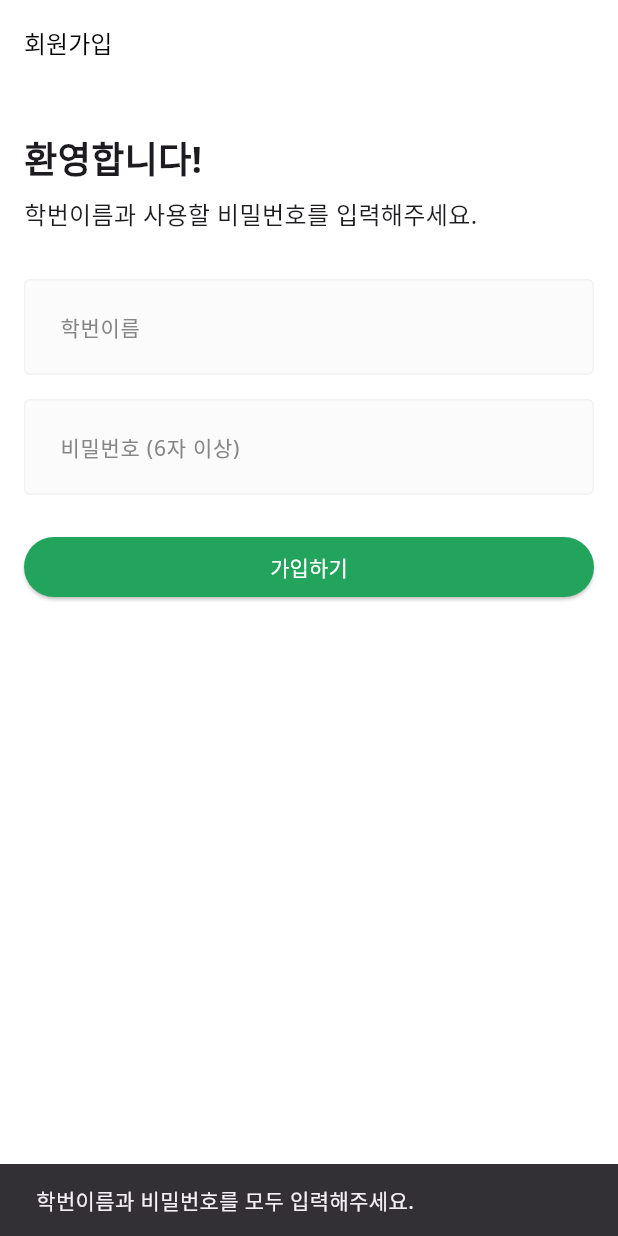
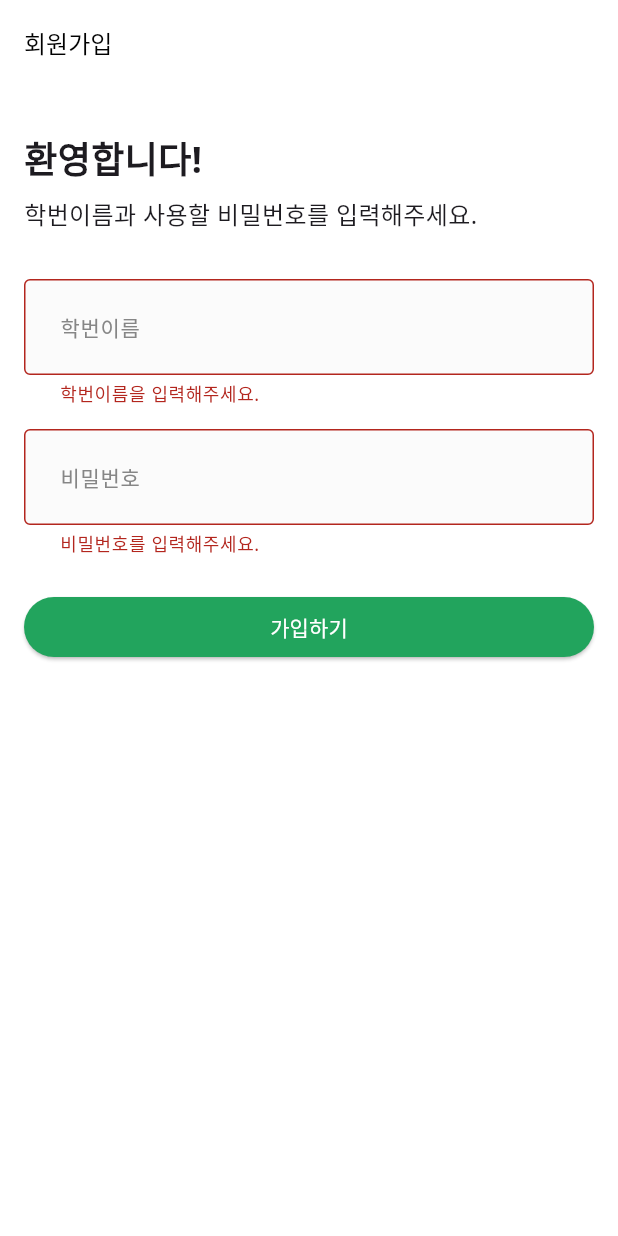
Before and after one commit to kimjuho913-master/ourclasscalendar, a Flutter app: the RegisterScreen widget shown alone on an empty page, opened directly, after a tap on "가입하기", on a phone screen of 412 x 824 dp. Run offline on Flutter 3.47's test engine with Material 3 defaults, Android fonts, the phone set to English and light mode, and no system bars; our stand-ins replace cloud_firestore, firebase_auth, firebase_core; accounts and stored records are empty.

Commit message:
내가 수정을 했었나?

```diff
--- a/lib/component/custom_text_form_field.dart
+++ b/lib/component/custom_text_form_field.dart
@@ -7,6 +7,7 @@ class CustomTextFormField extends StatelessWidget {
   final bool obscureText;
   final bool autofocus;
   final ValueChanged<String>? onChanged;
+  final FormFieldValidator<String>? validator; // 👈 [추가] 유효성 검사 함수를 받을 수 있도록 추가
 
   const CustomTextFormField({
     required this.onChanged,
@@ -14,6 +15,7 @@ class CustomTextFormField extends StatelessWidget {
     this.obscureText = false,
     this.hintText,
     this.errorText,
+    this.validator, // 👈 [추가]
     Key? key,
   }) : super(key: key);
 
@@ -28,23 +30,20 @@ class CustomTextFormField extends StatelessWidget {
 
     return TextFormField(
       cursorColor: PRIMARY_COLOR,
-      // 비밀번호 입력할때
       obscureText: obscureText,
       autofocus: autofocus,
       onChanged: onChanged,
+      validator: validator, // 👈 [추가] TextFormField에 validator를 연결
       decoration: InputDecoration(
-        contentPadding: EdgeInsets.all(20),
+        contentPadding: const EdgeInsets.all(20),
         hintText: hintText,
         errorText: errorText,
-        hintStyle: TextStyle(
+        hintStyle: const TextStyle(
           color: BODY_TEXT_COLOR,
           fontSize: 14.0,
         ),
         fillColor: INPUT_BG_COLOR,
-        // false - 배경색 없음
-        // true - 배경색 있음
         filled: true,
-        // 모든 Input 상태의 기본 스타일 세팅
         border: baseBorder,
         enabledBorder: baseBorder,
         focusedBorder: baseBorder.copyWith(
--- a/lib/main.dart
+++ b/lib/main.dart
@@ -6,6 +6,7 @@ import 'package:flutter/material.dart';
 import 'package:intl/date_symbol_data_local.dart';
 
 void main() async {
+  // main 함수는 기존과 동일합니다.
   WidgetsFlutterBinding.ensureInitialized();
   await Firebase.initializeApp(
     options: DefaultFirebaseOptions.currentPlatform,
--- a/lib/screen/register_screen.dart
+++ b/lib/screen/register_screen.dart
@@ -14,15 +14,16 @@ class RegisterScreen extends StatefulWidget {
 
 class _RegisterScreenState extends State<RegisterScreen> {
   final FirestoreService _firestoreService = FirestoreService();
+  // [추가] Form의 상태를 관리하기 위한 GlobalKey
+  final _formKey = GlobalKey<FormState>();
   String studentId = '';
   String password = '';
   bool isLoading = false;
 
   void onRegisterPressed() async {
-    if (studentId.isEmpty || password.isEmpty) {
-      ScaffoldMessenger.of(context).showSnackBar(
-        const SnackBar(content: Text('학번이름과 비밀번호를 모두 입력해주세요.')),
-      );
+    // [수정] Form의 유효성을 먼저 검사합니다.
+    // validate()가 false를 반환하면 (validator에서 에러 메시지를 반환하면) 더 이상 진행하지 않습니다.
+    if (!_formKey.currentState!.validate()) {
       return;
     }
 
@@ -31,7 +32,6 @@ class _RegisterScreenState extends State<RegisterScreen> {
     });
 
     try {
-      // 1. 가입이 허용된 학생인지 확인
       final bool isAllowed =
       await _firestoreService.isStudentAllowed(studentId.trim());
 
@@ -39,19 +39,16 @@ class _RegisterScreenState extends State<RegisterScreen> {
         throw FirebaseAuthException(code: 'student-not-allowed');
       }
 
-      // 2. 허용된 학생이면, 계정 생성 시도
       await FirebaseAuth.instance.createUserWithEmailAndPassword(
         email: '${studentId.trim()}@hs.go',
         password: password.trim(),
       );
 
-      // [수정됨] 계정 생성 후 즉시 로그아웃하여 자동 로그인을 방지합니다.
       await FirebaseAuth.instance.signOut();
 
-      // 3. 성공 시, 로그인 화면으로 돌아가기
       if (mounted) {
         ScaffoldMessenger.of(context).showSnackBar(
-          const SnackBar(content: Center(child: Text('회원가입에 성공했습니다! 로그인해주세요.'))),
+          const SnackBar(content: Text('회원가입에 성공했습니다! 로그인해주세요.')),
         );
         Navigator.of(context).pop();
       }
@@ -85,6 +82,9 @@ class _RegisterScreenState extends State<RegisterScreen> {
         child: SafeArea(
           child: Padding(
             padding: const EdgeInsets.symmetric(horizontal: 16.0),
+            // [추가] Form 위젯으로 감싸서 유효성 검사를 활성화합니다.
+            child: Form(
+              key: _formKey,
               child: Column(
                 crossAxisAlignment: CrossAxisAlignment.stretch,
                 children: [
@@ -102,12 +102,38 @@ class _RegisterScreenState extends State<RegisterScreen> {
                   CustomTextFormField(
                     hintText: '학번이름',
                     onChanged: (value) => studentId = value,
+                    // [추가] 학번이름이 비어있는지 검사합니다.
+                    validator: (value) {
+                      if (value == null || value.isEmpty) {
+                        return '학번이름을 입력해주세요.';
+                      }
+                      return null;
+                    },
                   ),
                   const SizedBox(height: 16),
                   CustomTextFormField(
-                  hintText: '비밀번호 (6자 이상)',
+                    hintText: '비밀번호',
                     onChanged: (value) => password = value,
                     obscureText: true,
+                    // [핵심] 비밀번호 유효성 검사 로직
+                    validator: (value) {
+                      if (value == null || value.isEmpty) {
+                        return '비밀번호를 입력해주세요.';
+                      }
+                      if (value.length < 6) {
+                        return '비밀번호는 6자 이상이어야 합니다.';
+                      }
+                      if (!RegExp(r'[abcdefghijklmnopqrstuvwxyz]').hasMatch(value)) {
+                        return '비밀번호에 영문 소문자가 포함되어야 합니다.';
+                      }
+                      if (!RegExp(r'[0-9]').hasMatch(value)) {
+                        return '비밀번호에 숫자가 포함되어야 합니다.';
+                      }
+                      if (!RegExp(r'[!@#$%^&*(),.?":{}|<>]').hasMatch(value)) {
+                        return '비밀번호에 특수문자가 포함되어야 합니다.';
+                      }
+                      return null; // 모든 조건을 만족하면 null을 반환 (에러 없음)
+                    },
                   ),
                   const SizedBox(height: 24),
                   if (isLoading)
@@ -116,10 +142,11 @@ class _RegisterScreenState extends State<RegisterScreen> {
                     ElevatedButton(
                       onPressed: onRegisterPressed,
                       style: ElevatedButton.styleFrom(backgroundColor: goodColor),
-                    child:
-                    const Text('가입하기', style: TextStyle(color: Colors.white)),
+                      child: const Text('가입하기',
+                          style: TextStyle(color: Colors.white)),
                     ),
                 ],
+              ),
             ),
           ),
         ),
```
Lines whose indentation alone changed are shown as unchanged.
